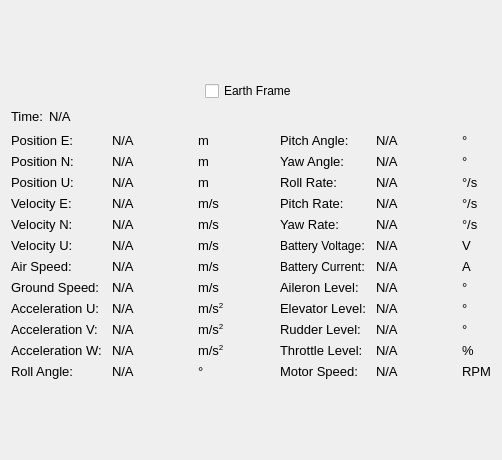
The window that src/SensorData/WidgetSensorData.ui (theilem/uavGS) describes before a commit, drawn with Qt 5.
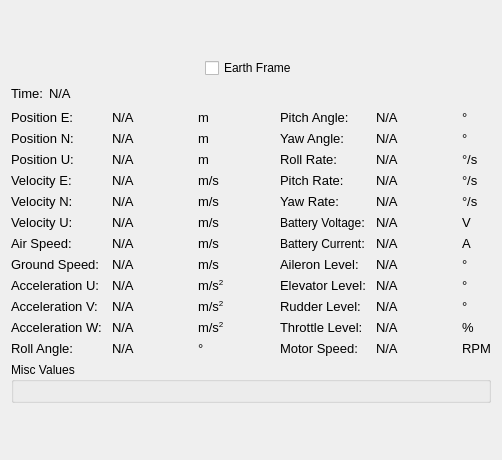
The same window after the commit.

Commit message: Labeled values for MiscData

What changed in the file:
```diff
--- a/src/SensorData/WidgetSensorData.ui
+++ b/src/SensorData/WidgetSensorData.ui
@@ -1732,6 +1732,14 @@
      </item>
     </layout>
    </item>
+   <item>
+    <widget class="QGroupBox" name="miscValuesBox">
+     <property name="title">
+      <string>Misc Values</string>
+     </property>
+     <layout class="QVBoxLayout" name="verticalLayout_10"/>
+    </widget>
+   </item>
    <item>
     <spacer name="verticalSpacer">
      <property name="orientation">
```
The commit also changes 7 other files.
